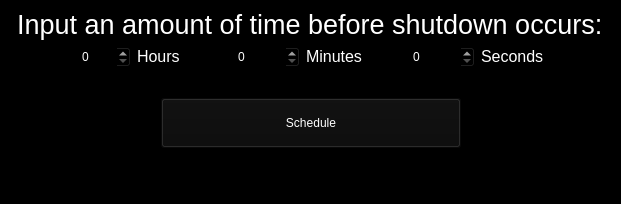
Above: pyqt.ui from TedCreator/Scheduled-Shutdown before the change. Below: the same form after it.
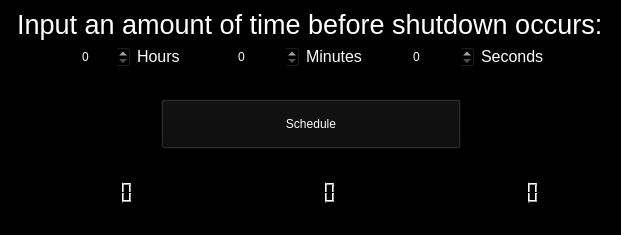
That is the form after the change.

The edit to the form file:
```diff
--- a/pyqt.ui
+++ b/pyqt.ui
@@ -10,7 +10,7 @@
     <x>0</x>
     <y>0</y>
     <width>621</width>
-    <height>204</height>
+    <height>235</height>
    </rect>
   </property>
   <property name="windowTitle">
@@ -262,9 +262,12 @@
           <property name="orientation">
            <enum>Qt::Horizontal</enum>
           </property>
+          <property name="sizeType">
+           <enum>QSizePolicy::MinimumExpanding</enum>
+          </property>
           <property name="sizeHint" stdset="0">
            <size>
-            <width>40</width>
+            <width>20</width>
             <height>20</height>
            </size>
           </property>
@@ -297,6 +300,9 @@
           <property name="orientation">
            <enum>Qt::Horizontal</enum>
           </property>
+          <property name="sizeType">
+           <enum>QSizePolicy::Expanding</enum>
+          </property>
           <property name="sizeHint" stdset="0">
            <size>
             <width>40</width>
@@ -325,6 +331,23 @@
       </item>
      </layout>
     </item>
+    <item>
+     <layout class="QHBoxLayout" name="horizontalLayout">
+      <item alignment="Qt::AlignHCenter">
+       <widget class="QLCDNumber" name="lcdHour"/>
+      </item>
+      <item alignment="Qt::AlignHCenter">
+       <widget class="QLCDNumber" name="lcdMinute">
+        <property name="segmentStyle">
+         <enum>QLCDNumber::Filled</enum>
+        </property>
+       </widget>
+      </item>
+      <item alignment="Qt::AlignHCenter">
+       <widget class="QLCDNumber" name="lcdSecond"/>
+      </item>
+     </layout>
+    </item>
    </layout>
   </widget>
   <widget class="QMenuBar" name="menubar">
```
